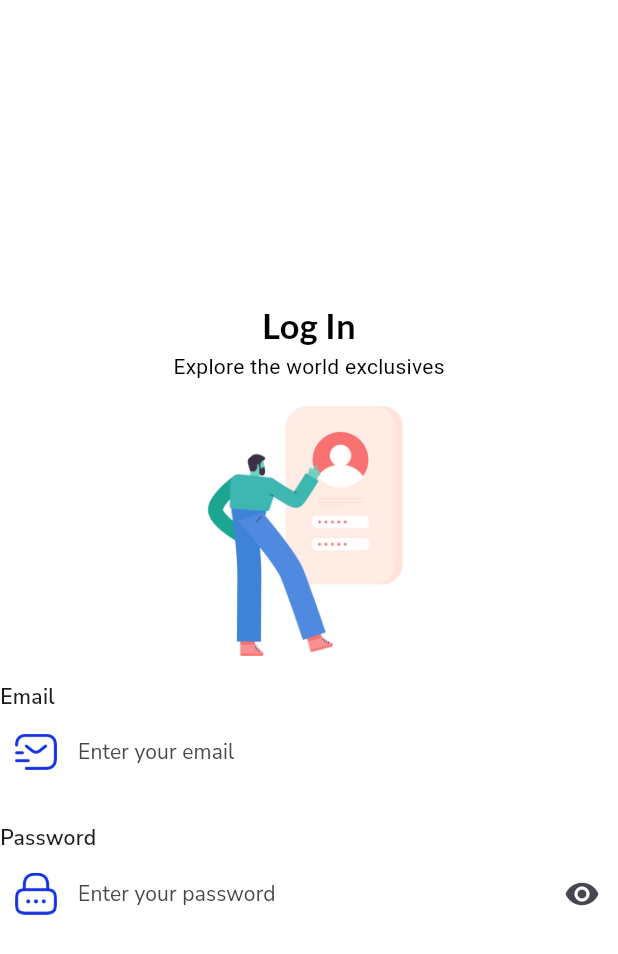
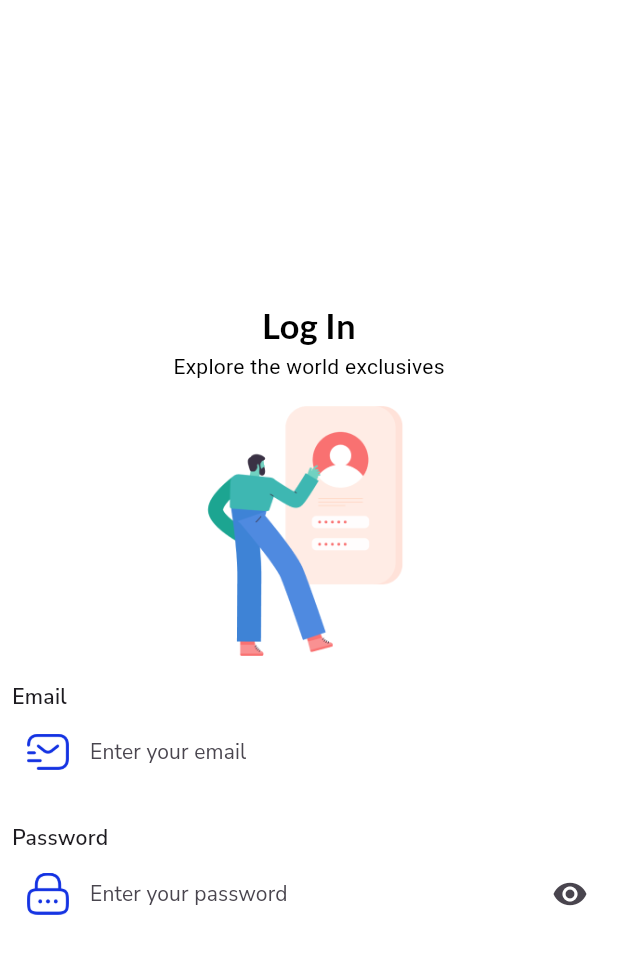
Before and after one commit to adogbeji/FlutterNodeMultiStoreApp, a Flutter app: the screen it shows after launch, on a phone screen of 412 x 824 dp. Shown: the top 954 px of the screen. Run offline on Flutter 3.47's test engine with Material 3 defaults, Android fonts, the phone set to English and light mode, and no system bars; our stand-ins replace google_fonts.

Commit message:
Wrap login screen with Padding widget & remove DEBUG banner

```diff
--- a/lib/main.dart
+++ b/lib/main.dart
@@ -13,6 +13,7 @@ class MyApp extends StatelessWidget {
   @override
   Widget build(BuildContext context) {
     return MaterialApp(
+      debugShowCheckedModeBanner: false,
       title: 'Flutter Demo',
       theme: ThemeData(
         colorScheme: ColorScheme.fromSeed(seedColor: Colors.deepPurple),
--- a/lib/views/screens/auth/login_screen.dart
+++ b/lib/views/screens/auth/login_screen.dart
@@ -8,7 +8,9 @@ class LoginScreen extends StatelessWidget {
   Widget build(BuildContext context) {
     return Scaffold(
       backgroundColor: Colors.white.withOpacity(0.95),
-      body: Center(
+      body: Padding(
+        padding: const EdgeInsets.all(8.0),
+        child: Center(
           child: Column(
             mainAxisAlignment: MainAxisAlignment.center,
             children: [
@@ -112,6 +114,7 @@ class LoginScreen extends StatelessWidget {
             ],
           ),
         ),
+      ),
     );
   }
 }
```
Lines whose indentation alone changed are shown as unchanged.
